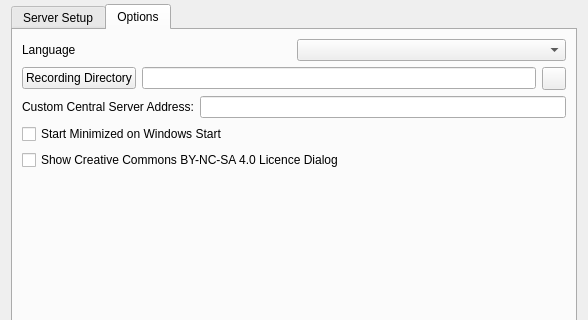
jamulussoftware/jamulus, file src/serverdlgbase.ui: the form before one commit; both pictures show x 0 to 588 and y 131 to 451 of the 588 by 560 pixel window.
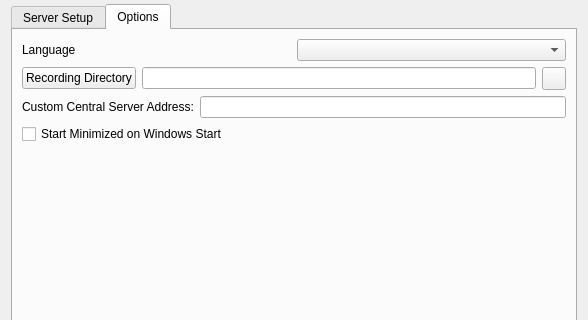
The form after the commit. The open tabs and pages were chosen to show the change. Icons and pictures are not drawn. Custom widgets are drawn as their Qt base class.

Commit message: removed the "Show Creative Commons BY-NC-SA 4.0 Licence Dialog" setting from the server GUI and changed the -L/--licence text in the licence dialog to "Do you agree to the text in the chat window?" so that a licence text must now be given in the server welcome message (#587, #367, #81)

```diff
--- a/src/serverdlgbase.ui
+++ b/src/serverdlgbase.ui
@@ -265,13 +265,6 @@
          </property>
         </widget>
        </item>
-       <item>
-        <widget class="QCheckBox" name="chbUseCCLicence">
-         <property name="text">
-          <string>Show Creative Commons BY-NC-SA 4.0 Licence Dialog</string>
-         </property>
-        </widget>
-       </item>
        <item>
         <spacer name="verticalSpacer">
          <property name="orientation">
```
Left out of the diff: 1 changed line with no effect on the pictures. The commit also changes 6 other files.
